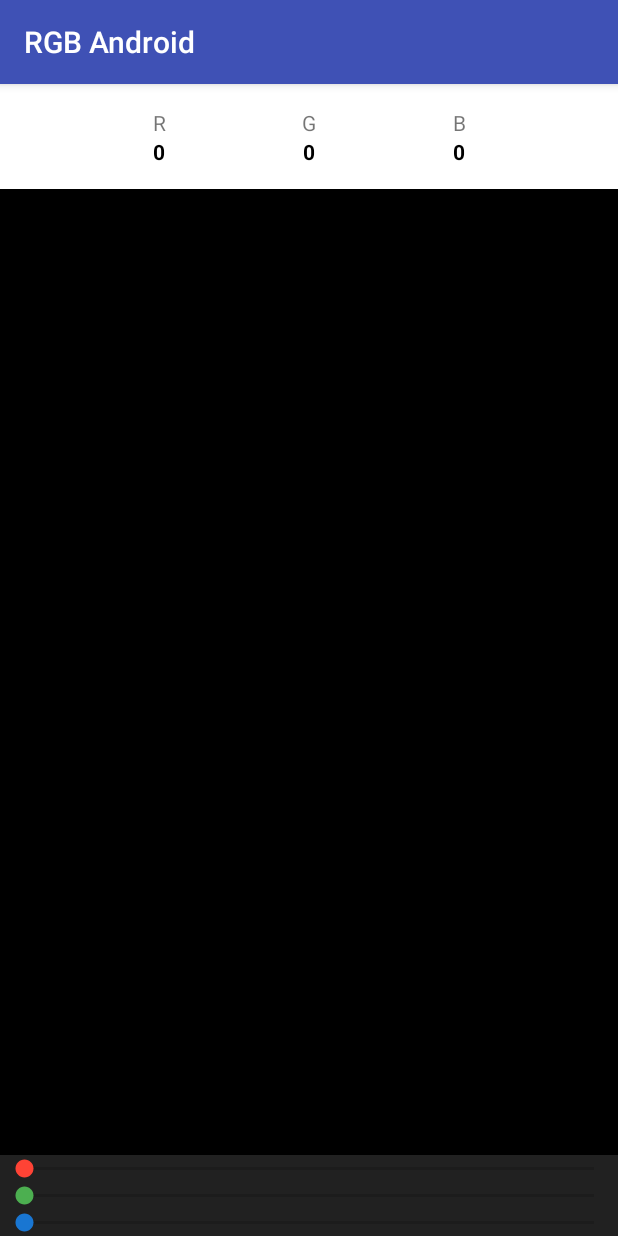
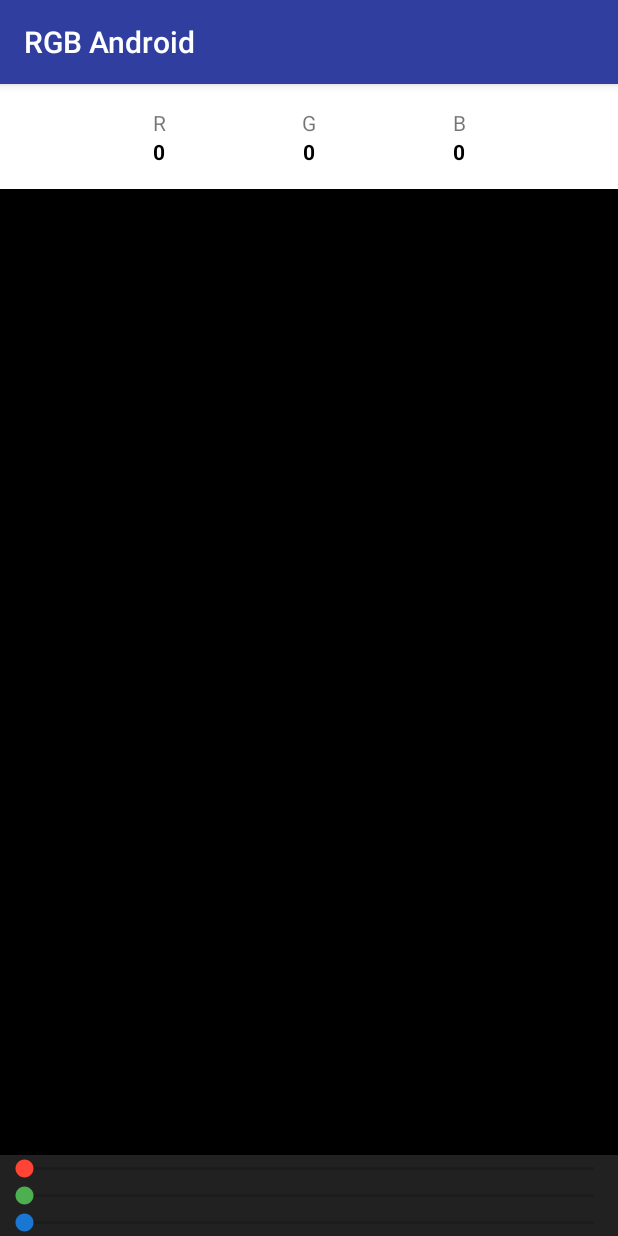
Before and after one commit to brunov0id/RGB-Android, an Android app: the screen it shows after launch (MainActivity), on a phone screen of 412 x 824 dp. Run offline under Robolectric (Android 15) with nearby library versions, the phone set to English and light mode, and no system bars.

Commit message:
Adicionado nova cor para o layout do projeto.

```diff
--- a/app/src/main/res/values/color.xml
+++ b/app/src/main/res/values/color.xml
@@ -1,5 +1,5 @@
 <?xml version="1.0" encoding="utf-8"?>
 <resources>
-    <color name="colorPrimary">#3F51B5</color>
-    <color name="colorPrimaryDark">#303F9F</color>
+    <color name="colorPrimary">#303F9F</color>
+    <color name="colorPrimaryDark">#1A237E</color>
 </resources>
```
